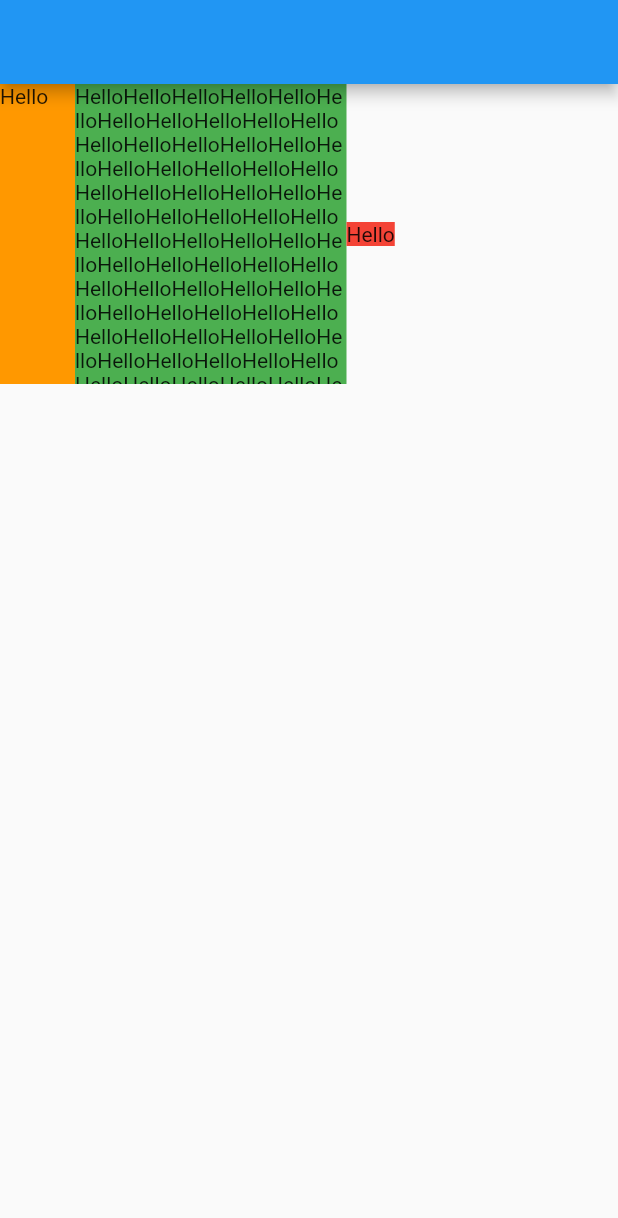
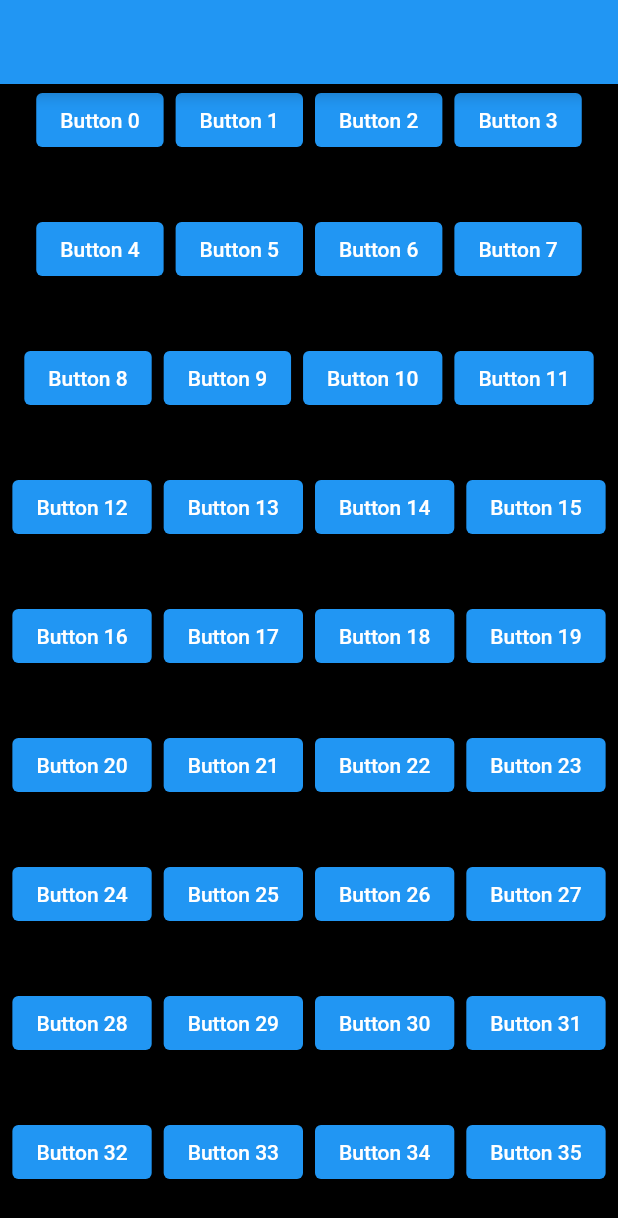
Before and after one commit to MyoMin-Latt/Flutter-Basic-UI, a Flutter app: the screen it shows after launch, on a phone screen of 412 x 824 dp. Shown: the top 1218 px of the screen. Run offline on Flutter 3.47's test engine with Material 2 defaults, Android fonts, the phone set to English and light mode, and no system bars.

Commit message:
@12.10 Flutter Basic UI (Wrap Widget)

```diff
--- a/lib/main.dart
+++ b/lib/main.dart
@@ -8,6 +8,7 @@
 // @12.8 Flutter Basic UI (Rich Text Widget)
 // @12.9 Flutter Basic UI (Row and Column), Expanded, Flexible
 //        Expanded => take all space, Flexible => take needed space
+// @12.10 Flutter Basic UI (Wrap Widget), SingleChildScrollView, For Loop
 
 
 import 'package:flutter/material.dart';
@@ -18,7 +19,7 @@ import 'package:flutter/material.dart';
 //debug //release // hybrid
 //Container
 //project file network memory
-//Row Column Stack ListVeiw GridView
+//Row Column Wrap Stack  ListVeiw GridView
 //variable List Map Set
 // 6 3 3
 void main() {
@@ -34,34 +35,25 @@ class FirstApp extends StatelessWidget {
   @override
   Widget build(BuildContext context) {
     return Scaffold(
-       appBar: AppBar(),
-       body: Row(
-         children: [
-           Container(
-             width: 50,
-             height: 200,
-             color: Colors.orange,
-             child: Text('Hello'),
-           ),
-           Expanded(
-             child: Container(
-               width: 50,
-               height: 200,
-               color: Colors.green,
-               child: Text('Hello' *100),
-             ),
-           ),
-           Flexible(
-             child: Container(
-               color: Colors.red,
-               child: Text('Hello'),
-
-             ),
-           ),
-         ],
-       )
-
-
-       );
+        appBar: AppBar(),
+        body: Container(
+          width: double.infinity,
+          height: double.infinity,
+          color: Colors.black,
+          child: SingleChildScrollView(
+            child: Wrap(
+              textDirection: TextDirection.ltr,
+              direction: Axis.horizontal,
+              verticalDirection: VerticalDirection.down,
+              spacing: 8.0,
+              runSpacing: 38.0,
+              alignment: WrapAlignment.center,
+              children: [
+                for (int i = 0; i < 100; i++)
+                  ElevatedButton(onPressed: () {}, child: Text('Button $i'))
+              ],
+            ),
+          ),
+        ));
   }
 }
```
